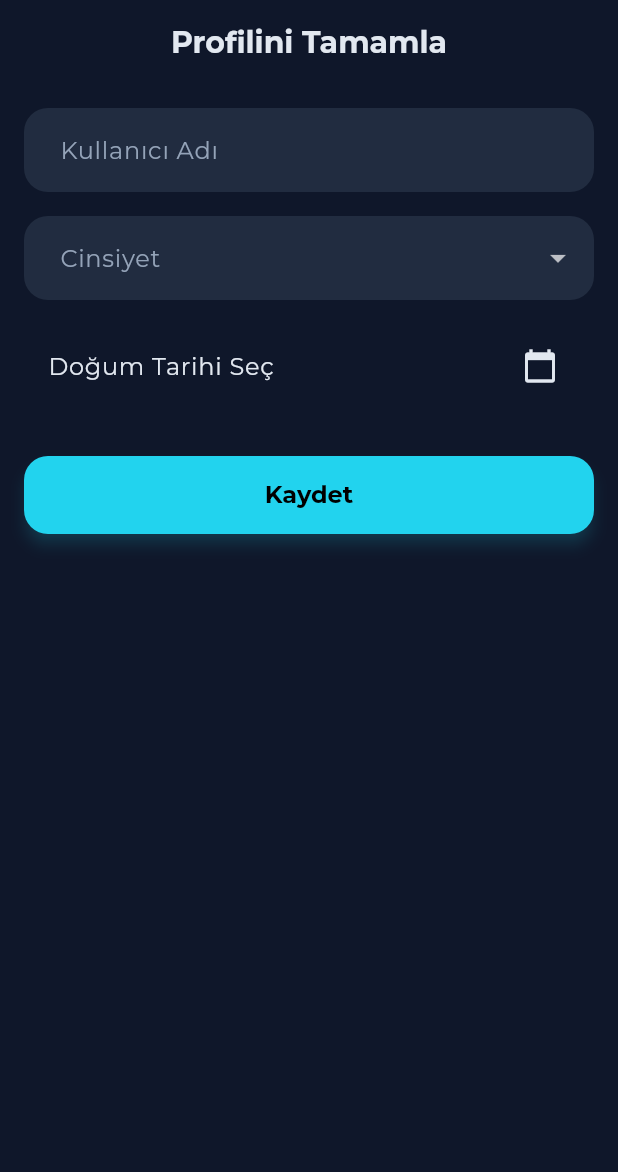
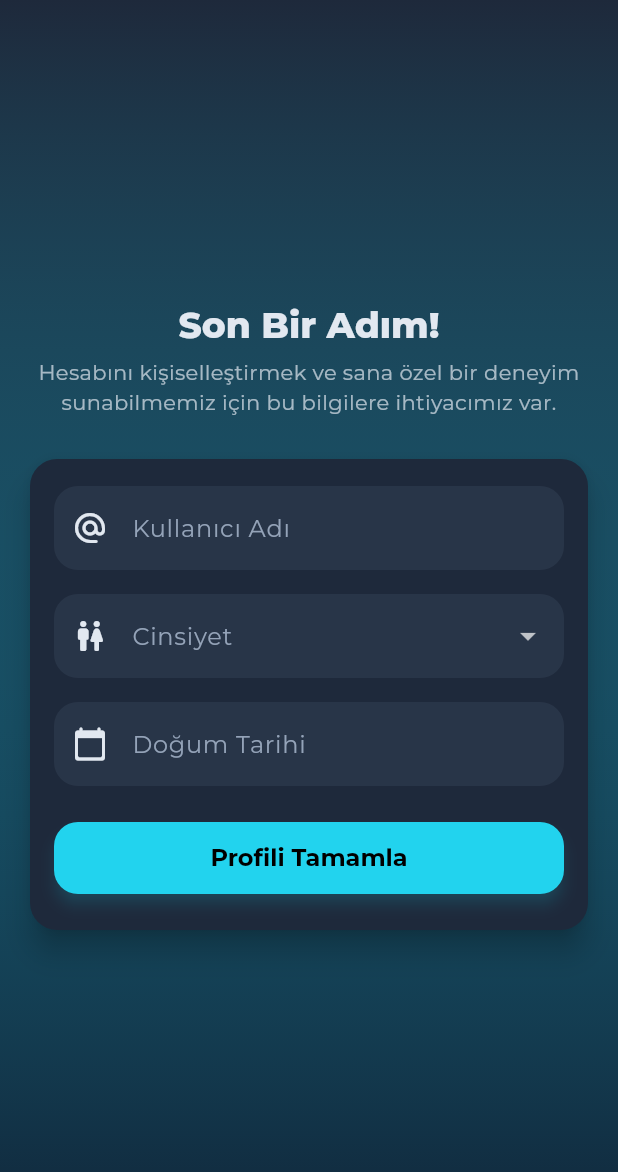
Before and after one commit to bakituncher/bilgee, a Flutter app: the ProfileCompletionScreen screen opened by its route, on a phone screen of 412 x 824 dp. Shown: the top 1172 px of the screen. Run offline on Flutter 3.47's test engine with Material 3 defaults, Android fonts, the phone set to English and light mode, and no system bars; our stand-ins replace cached_network_image, cloud_firestore, cloud_functions, confetti, cross_file, equatable and 19 more; missing offline and left inert: firebase_app_check, flutter_math_fork, markdown; accounts and stored records are empty; generated files the repository leaves out were written again; network calls fail.

Commit message:
feat: Redesign profile completion screen
This commit refactors the UI of the profile completion screen to provide a more modern and user-friendly experience, consistent with the app's overall design language.

- The layout is now centered and uses a Card for the main form.
- A title and subtitle have been added to guide the user.
- All form fields (username, gender, date of birth) are now styled with icons and decorations from the app's theme.
- The date picker has been improved to be more intuitive and visually consistent.
- The primary action button is now styled according to the app's theme.

```diff
--- a/lib/features/onboarding/screens/profile_completion_screen.dart
+++ b/lib/features/onboarding/screens/profile_completion_screen.dart
@@ -14,6 +14,7 @@ class ProfileCompletionScreen extends ConsumerStatefulWidget {
 class _ProfileCompletionScreenState extends ConsumerState<ProfileCompletionScreen> {
   final _formKey = GlobalKey<FormState>();
   final _usernameController = TextEditingController();
+  final _dateController = TextEditingController();
   String? _gender;
   DateTime? _dateOfBirth;
   bool _isLoading = false;
@@ -22,11 +23,14 @@ class _ProfileCompletionScreenState extends ConsumerState<ProfileCompletionScree
   @override
   void dispose() {
     _usernameController.dispose();
+    _dateController.dispose();
     super.dispose();
   }
 
   Future<void> _submit() async {
     FocusScope.of(context).unfocus();
+    // Reset previous error
+    setState(() => _usernameError = null);
 
     if (_formKey.currentState!.validate()) {
       setState(() => _isLoading = true);
@@ -34,14 +38,15 @@ class _ProfileCompletionScreenState extends ConsumerState<ProfileCompletionScree
       final firestoreService = ref.read(firestoreServiceProvider);
       final userId = ref.read(authControllerProvider).value!.uid;
 
-      // Check username availability
       final isAvailable = await firestoreService.checkUsernameAvailability(_usernameController.text.trim());
       if (!isAvailable) {
+        if (mounted) {
           setState(() {
             _usernameError = 'Bu kullanıcı adı zaten alınmış.';
             _isLoading = false;
           });
           _formKey.currentState!.validate();
+        }
         return;
       }
 
@@ -52,42 +57,78 @@ class _ProfileCompletionScreenState extends ConsumerState<ProfileCompletionScree
           gender: _gender!,
           dateOfBirth: _dateOfBirth!,
         );
+        // On success, the router will automatically redirect
       } catch (e) {
         if (mounted) {
           ScaffoldMessenger.of(context).showSnackBar(
             SnackBar(content: Text('Profil güncellenemedi: ${e.toString()}')),
           );
-        }
-      } finally {
-        if (mounted) {
           setState(() => _isLoading = false);
         }
       }
+      // No need for a finally block to set isLoading to false if navigation happens on success
     }
   }
 
-  Future<void> _selectDate() async {
+  Future<void> _selectDate(BuildContext context) async {
     final pickedDate = await showDatePicker(
       context: context,
       initialDate: _dateOfBirth ?? DateTime(2000),
       firstDate: DateTime(1950),
-      lastDate: DateTime.now(),
+      lastDate: DateTime.now().subtract(const Duration(days: 365 * 10)), // Min 10 years old
+      helpText: 'Doğum Tarihini Seç',
+      cancelText: 'İptal',
+      confirmText: 'Tamam',
     );
     if (pickedDate != null && pickedDate != _dateOfBirth) {
       setState(() {
         _dateOfBirth = pickedDate;
+        _dateController.text = DateFormat.yMMMMd('tr_TR').format(pickedDate);
       });
     }
   }
 
   @override
   Widget build(BuildContext context) {
+    final theme = Theme.of(context);
     return Scaffold(
-      appBar: AppBar(
-        title: const Text('Profilini Tamamla'),
+      body: Container(
+        decoration: BoxDecoration(
+          gradient: LinearGradient(
+            begin: Alignment.topCenter,
+            end: Alignment.bottomCenter,
+            colors: [
+              theme.colorScheme.surface,
+              theme.colorScheme.primary.withOpacity(0.08),
+            ],
           ),
-      body: SingleChildScrollView(
+        ),
+        child: SafeArea(
+          child: Center(
+            child: SingleChildScrollView(
               padding: const EdgeInsets.all(16.0),
+              child: ConstrainedBox(
+                constraints: const BoxConstraints(maxWidth: 520),
+                child: Column(
+                  crossAxisAlignment: CrossAxisAlignment.stretch,
+                  children: [
+                    Text(
+                      'Son Bir Adım!',
+                      textAlign: TextAlign.center,
+                      style: theme.textTheme.headlineSmall?.copyWith(fontWeight: FontWeight.w800),
+                    ),
+                    const SizedBox(height: 6),
+                    Text(
+                      'Hesabını kişiselleştirmek ve sana özel bir deneyim sunabilmemiz için bu bilgilere ihtiyacımız var.',
+                      textAlign: TextAlign.center,
+                      style: theme.textTheme.bodyMedium?.copyWith(color: theme.colorScheme.onSurface.withOpacity(0.7)),
+                    ),
+                    const SizedBox(height: 24),
+                    Card(
+                      elevation: 8,
+                      shape: RoundedRectangleBorder(borderRadius: BorderRadius.circular(18)),
+                      child: Padding(
+                        padding: const EdgeInsets.fromLTRB(16, 18, 16, 24),
                         child: Form(
                           key: _formKey,
                           child: Column(
@@ -97,56 +138,65 @@ class _ProfileCompletionScreenState extends ConsumerState<ProfileCompletionScree
                                 controller: _usernameController,
                                 decoration: InputDecoration(
                                   labelText: 'Kullanıcı Adı',
+                                  prefixIcon: const Icon(Icons.alternate_email_rounded),
                                   errorText: _usernameError,
                                 ),
                                 validator: (value) {
-                  if (value == null || value.isEmpty) {
-                    return 'Lütfen bir kullanıcı adı girin.';
+                                  if (value == null || value.isEmpty) return 'Lütfen bir kullanıcı adı girin.';
+                                  if (value.length < 3) return 'Kullanıcı adı en az 3 karakter olmalı.';
+                                  if (!RegExp(r'^[a-zA-Z0-9_]+$').hasMatch(value)) {
+                                    return 'Sadece harf, rakam ve alt çizgi kullanın.';
                                   }
-                  if (_usernameError != null) {
-                    return _usernameError;
-                  }
+                                  if (_usernameError != null) return _usernameError;
                                   return null;
                                 },
                                 onChanged: (_) {
-                  if (_usernameError != null) {
-                    setState(() => _usernameError = null);
-                  }
+                                  if (_usernameError != null) setState(() => _usernameError = null);
                                 },
                               ),
                               const SizedBox(height: 16),
                               DropdownButtonFormField<String>(
                                 value: _gender,
-                decoration: const InputDecoration(labelText: 'Cinsiyet'),
+                                decoration: const InputDecoration(
+                                  labelText: 'Cinsiyet',
+                                  prefixIcon: Icon(Icons.wc_rounded),
+                                ),
                                 items: ['Erkek', 'Kadın', 'Diğer']
-                    .map((label) => DropdownMenuItem(
-                          value: label,
-                          child: Text(label),
-                        ))
+                                    .map((label) => DropdownMenuItem(value: label, child: Text(label)))
                                     .toList(),
-                onChanged: (value) {
-                  setState(() {
-                    _gender = value;
-                  });
-                },
+                                onChanged: (value) => setState(() => _gender = value),
                                 validator: (value) => value == null ? 'Lütfen cinsiyetinizi seçin.' : null,
                               ),
                               const SizedBox(height: 16),
-              ListTile(
-                title: Text(_dateOfBirth == null
-                    ? 'Doğum Tarihi Seç'
-                    : 'Doğum Tarihi: ${DateFormat.yMd().format(_dateOfBirth!)}'),
-                trailing: const Icon(Icons.calendar_today),
-                onTap: _selectDate,
+                              TextFormField(
+                                controller: _dateController,
+                                readOnly: true,
+                                decoration: const InputDecoration(
+                                  labelText: 'Doğum Tarihi',
+                                  prefixIcon: Icon(Icons.calendar_today_rounded),
                                 ),
-              const SizedBox(height: 32),
-              ElevatedButton(
+                                onTap: () => _selectDate(context),
+                                validator: (value) => _dateOfBirth == null ? 'Lütfen doğum tarihinizi seçin.' : null,
+                              ),
+                              const SizedBox(height: 24),
+                              SizedBox(
+                                height: 48,
+                                child: ElevatedButton(
                                   onPressed: _isLoading ? null : _submit,
                                   child: _isLoading
-                    ? const CircularProgressIndicator()
-                    : const Text('Kaydet'),
+                                      ? const SizedBox(height: 24, width: 24, child: CircularProgressIndicator(color: Colors.white, strokeWidth: 2.5))
+                                      : const Text('Profili Tamamla'),
+                                ),
                               ),
                             ],
+                          ),
+                        ),
+                      ),
+                    ),
+                  ],
+                ),
+              ),
+            ),
           ),
         ),
       ),
```
Lines whose indentation alone changed are shown as unchanged.
